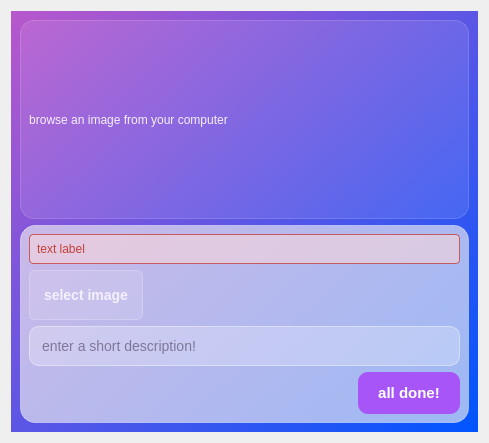
MohammadIbraheem71/Image_filter_applicator, file python_application/gui/ui_files/dialogs/upload_dialog.ui: the form before one commit.
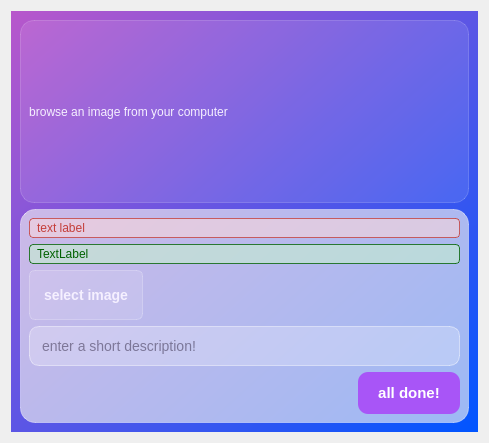
The form after the commit.

Commit message: Added download functionality in magnified view and fixed some of the UI

```diff
--- a/python_application/gui/ui_files/dialogs/upload_dialog.ui
+++ b/python_application/gui/ui_files/dialogs/upload_dialog.ui
@@ -225,6 +225,21 @@
            </property>
           </widget>
          </item>
+         <item>
+          <widget class="QLabel" name="success_lbl">
+           <property name="styleSheet">
+            <string notr="true">background-color: rgba(198, 239, 206, 150); /* light green with 150/255 opacity */
+color: rgb(0, 97, 0);                        /* dark green text */
+border: 1px solid rgba(0, 97, 0, 200);      /* optional semi-transparent border */
+border-radius: 4px;
+padding: 2px 4px;
+</string>
+           </property>
+           <property name="text">
+            <string>TextLabel</string>
+           </property>
+          </widget>
+         </item>
          <item>
           <layout class="QHBoxLayout" name="horizontalLayout">
            <item>
```
The commit also changes 5 other files.
